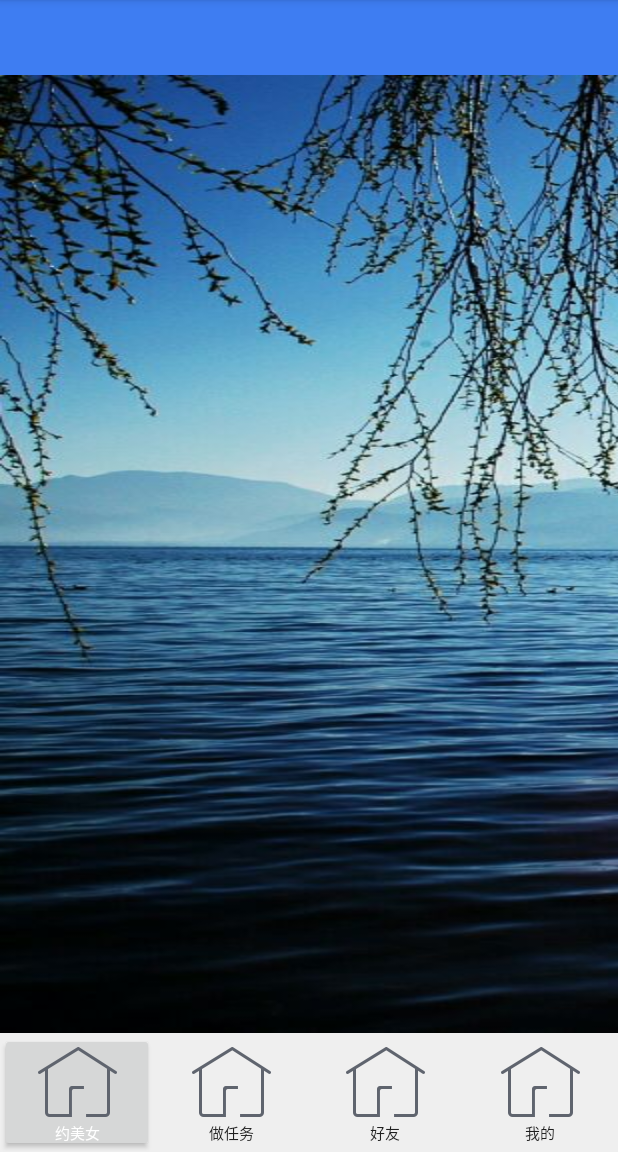
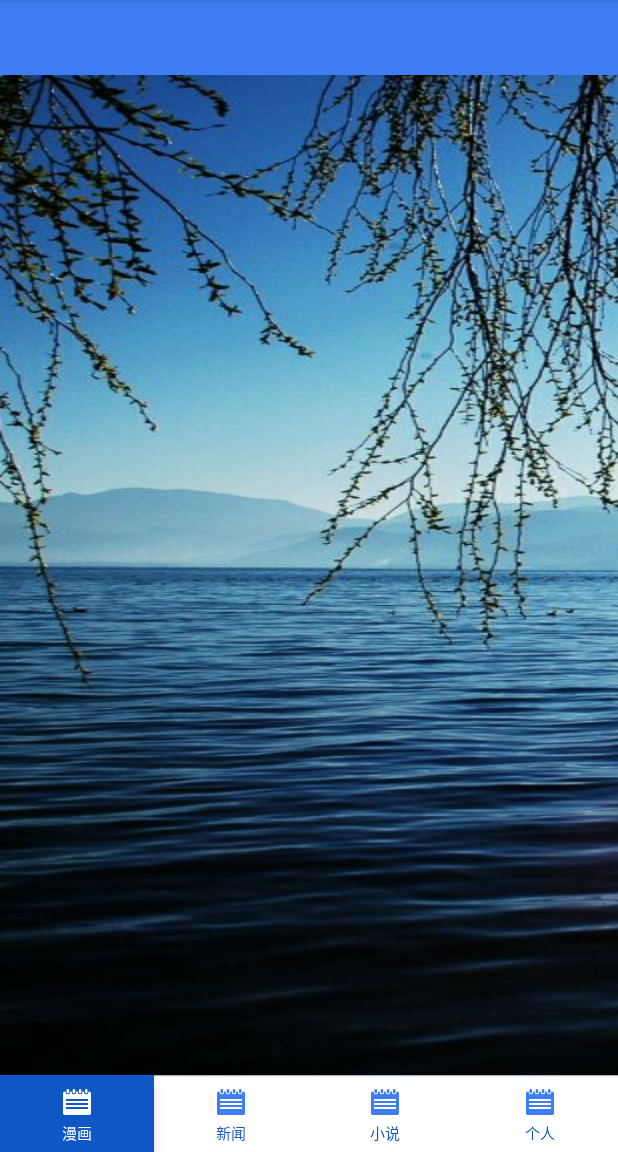
Before and after one commit to CodingForAndroid/appone, an Android app: the screen it shows after launch (MainActivity), on a phone screen of 412 x 824 dp, the part 84-1236 px from its top. Run offline under Robolectric (Android 15) with nearby library versions, the phone set to English and light mode, and no system bars; our stand-ins replace ButterKnife; pictures from the network do not load.

Commit message:
add  tab icon

```diff
--- a/app/src/main/java/com/bczm/widgetcollections/ui/activity/MainActivity.java
+++ b/app/src/main/java/com/bczm/widgetcollections/ui/activity/MainActivity.java
@@ -11,6 +11,7 @@ import android.support.v4.view.ViewPager;
 import android.support.v4.widget.DrawerLayout;
 import android.support.v7.app.ActionBar;
 import android.view.View;
+import android.widget.Button;
 import android.widget.FrameLayout;
 
 import com.bczm.widgetcollections.R;
@@ -30,6 +31,15 @@ public class MainActivity extends BaseActivity {
 
     @Bind(R.id.pager)
      ViewPager mViewPager;
+
+    @Bind(R.id.btn_cartoon)
+    Button mCartoonBtn;
+    @Bind(R.id.btn_news)
+    Button mNewsBtn;
+    @Bind(R.id.btn_novel)
+    Button mNovelBtn;
+    @Bind(R.id.btn_mine)
+    Button mMineBtn;
     private MainPagerAdapter pagerAdapter;
 
     @Override
@@ -42,8 +52,7 @@ public class MainActivity extends BaseActivity {
     protected void createContent() {
         setContentView(R.layout.activity_main);
         ButterKnife.bind(this);
-
-
+        tabchange(0);
     }
 
     @Override
@@ -56,11 +65,9 @@ public class MainActivity extends BaseActivity {
         pagerAdapter = new MainPagerAdapter(getSupportFragmentManager());
         mViewPager.setAdapter(pagerAdapter);
 
-        mViewPager.setOffscreenPageLimit(0);
+//        mViewPager.setOffscreenPageLimit(0);
         mViewPager.setOnPageChangeListener(new MyOnPageChangeListener());
     }
-
-
 
     @Override
     protected void free() {
@@ -140,6 +147,56 @@ public class MainActivity extends BaseActivity {
             BaseFragment fragment = FragmentFactory.createFragment(index);
             // 当页面被选中 再显示要加载的页面....防止ViewPager提前加载(ViewPager一般加载三个，自己，左一个，右一个)
             fragment.show();// 调用show方法加载pager里面的数据
+
+               tabchange(index);
+
+        }
+    }
+
+    private void tabchange(int index) {
+        switch (index){
+            case 0:
+                mCartoonBtn.setPressed(true);
+                mCartoonBtn.setTextColor(getResources().getColor(R.color.white));
+                mNewsBtn.setPressed(false);
+                mNewsBtn.setTextColor(getResources().getColor(R.color.blue));
+                mNovelBtn.setPressed(false);
+                mNovelBtn. setTextColor(getResources().getColor(R.color.blue));
+                mMineBtn.setPressed(false);
+                mMineBtn. setTextColor(getResources().getColor(R.color.blue));
+                break;
+            case 1:
+                mCartoonBtn.setPressed(false);
+                mCartoonBtn.setTextColor(getResources().getColor(R.color.blue));
+                mNewsBtn.setPressed(true);
+                mNewsBtn.setTextColor(getResources().getColor(R.color.white));
+                mNovelBtn.setPressed(false);
+                mNovelBtn.setTextColor(getResources().getColor(R.color.blue));
+                mMineBtn.setPressed(false);
+                mMineBtn.setTextColor(getResources().getColor(R.color.blue));
+                break;
+            case 2:
+                mCartoonBtn.setPressed(false);
+                mCartoonBtn.setTextColor(getResources().getColor(R.color.blue));
+                mNewsBtn.setPressed(false);
+                mNewsBtn.setTextColor(getResources().getColor(R.color.blue));
+                mNovelBtn.setPressed(true);
+                mNovelBtn.setTextColor(getResources().getColor(R.color.white));
+                mMineBtn.setPressed(false);
+                mMineBtn.setTextColor(getResources().getColor(R.color.blue));
+                break;
+            case 3:
+                mCartoonBtn.setPressed(false);
+                mCartoonBtn.setTextColor(getResources().getColor(R.color.blue));
+                mNewsBtn.setPressed(false);
+                mNewsBtn.setTextColor(getResources().getColor(R.color.blue));
+                mNovelBtn.setPressed(false);
+                mNovelBtn.setTextColor(getResources().getColor(R.color.blue));
+                mMineBtn.setPressed(true);
+                mMineBtn.setTextColor(getResources().getColor(R.color.white));
+                break;
+            default:
+                break;
         }
     }
 }
--- /dev/null
+++ b/app/src/main/res/drawable/selector_btn_bg.xml
@@ -0,0 +1,7 @@
+<?xml version="1.0" encoding="utf-8"?>
+<selector xmlns:android="http://schemas.android.com/apk/res/android">
+    <item android:drawable="@color/blue" android:state_enabled="true" android:state_focused="true" android:state_pressed="false"/>
+    <item android:drawable="@color/blue" android:state_enabled="true" android:state_pressed="true"/>
+    <item android:drawable="@color/blue" android:state_checked="true" android:state_enabled="true"/>
+    <item android:drawable="@color/transparent"></item>
+</selector>
--- a/app/src/main/res/layout/activity_main.xml
+++ b/app/src/main/res/layout/activity_main.xml
@@ -8,12 +8,11 @@
         android:layout_width="fill_parent"
         android:layout_height="50dp"
         android:background="@mipmap/title_bar_bg" >
-
-
     </RelativeLayout>
 
 
     <RelativeLayout
+        android:background="@mipmap/main_bottom_bg"
         android:id="@+id/rl_tab"
         android:layout_width="fill_parent"
         android:layout_height="wrap_content"
@@ -27,51 +26,51 @@
             android:orientation="horizontal" >
 
             <Button
-                android:id="@+id/tv_home2"
+                android:background="@drawable/selector_btn_bg"
+                android:id="@+id/btn_cartoon"
                 android:layout_width="0dp"
                 android:layout_height="fill_parent"
                 android:layout_weight="1.0"
-
                 android:drawableTop="@drawable/selector_main_tab"
                 android:padding="5dp"
-                android:text="约美女"
+                android:text="漫画"
                 android:textColor="@color/white"
                 android:textSize="10sp" />
 
             <Button
-                android:id="@+id/tv_home"
+                android:textColor="@color/blue"
+                android:id="@+id/btn_news"
                 android:layout_width="0dp"
                 android:layout_height="fill_parent"
                 android:layout_weight="1.0"
-                android:background="@color/transparent"
+                android:background="@drawable/selector_btn_bg"
                 android:drawableTop="@drawable/selector_main_tab"
                 android:padding="5dp"
-                android:text="做任务"
-
+                android:text="新闻"
                 android:textSize="10sp" />
 
             <Button
-                android:id="@+id/tv_focus"
+                android:textColor="@color/blue"
+                android:id="@+id/btn_novel"
                 android:layout_width="0dp"
                 android:layout_height="fill_parent"
                 android:layout_weight="1.0"
-                android:background="@color/transparent"
+                android:background="@drawable/selector_btn_bg"
                 android:drawableTop="@drawable/selector_main_tab"
                 android:padding="5dp"
-                android:text="好友"
-
+                android:text="小说"
                 android:textSize="10sp" />
 
             <Button
-                android:id="@+id/tv_my"
+                android:id="@+id/btn_mine"
                 android:layout_width="0dp"
                 android:layout_height="fill_parent"
                 android:layout_weight="1.0"
-                android:background="@color/transparent"
+                android:background="@drawable/selector_btn_bg"
                 android:drawableTop="@drawable/selector_main_tab"
                 android:padding="5dp"
-                android:text="我的"
-
+                android:text="个人"
+                android:textColor="@color/blue"
                 android:textSize="10sp" />
         </LinearLayout>
     </RelativeLayout>
@@ -82,6 +81,4 @@
         android:layout_height="fill_parent"
         android:layout_above="@+id/rl_tab"
         android:layout_below="@+id/title_bar" />
-
-
 </RelativeLayout>
--- a/app/src/main/res/values/colors.xml
+++ b/app/src/main/res/values/colors.xml
@@ -16,4 +16,6 @@
     <color name="gray_light">#ffCCCCCC</color>
     <color name="bg_page">#ffebebeb</color>
     <color name="bg_tab_pressed">#6633b5e5</color>
+    <color name="btn_bg">#CFCFCF</color>
+    <color name="orange">#EE9A00</color>
 </resources>
```
Also changed, not shown: app/src/main/res/mipmap-hdpi/column.png, app/src/main/res/mipmap-hdpi/column_pressed.png, app/src/main/res/mipmap-hdpi/home.png, app/src/main/res/mipmap-hdpi/home_pressed.png, app/src/main/res/mipmap-hdpi/live.png, app/src/main/res/mipmap-hdpi/live_pressed.png, app/src/main/res/mipmap-hdpi/main_bottom_bg.png (added), app/src/main/res/mipmap-hdpi/user.png, app/src/main/res/mipmap-hdpi/user_pressed.png.
